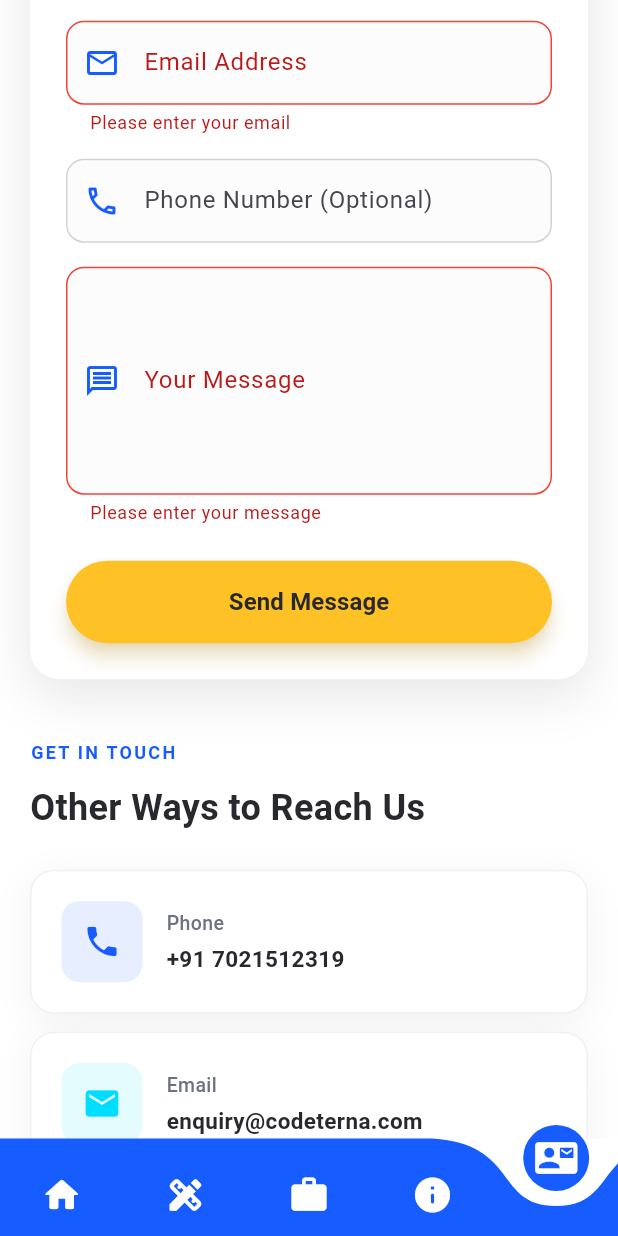
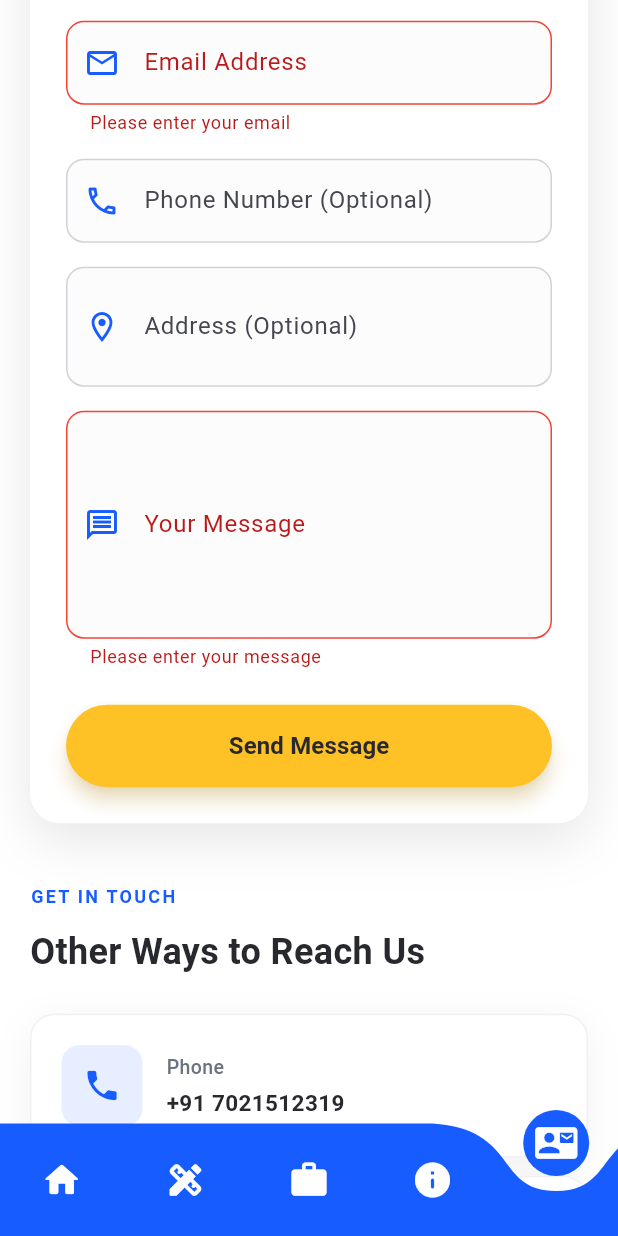
Before and after one commit to vinaymore69/Codeterna-Mobile-App, a Flutter app: the MainScreen screen opened directly, item 5 of the bottom bar chosen, scrolled down 576 dp, after a tap on "Send Message", on a phone screen of 412 x 824 dp. Run offline on Flutter 3.47's test engine with Material 3 defaults, Android fonts, the phone set to English and light mode, and no system bars; drawn by our look-alikes of curved_navigation_bar; our stand-ins replace shared_preferences; accounts and stored records are empty; Roboto replaces fonts that are missing (Poppins).

Commit message:
updated the code of the mobile contact form and in that and also fixed the data fo teh ui design which created the issue of the scrolling in different phone

```diff
--- a/lib/main.dart
+++ b/lib/main.dart
@@ -135,7 +135,7 @@ class _MainScreenState extends State<MainScreen> {
   void _onNavItemTapped(int index) {
     _pageController.animateToPage(
       index,
-      duration: const Duration(milliseconds: 300),
+      duration: const Duration(milliseconds: 200),
       curve: Curves.easeInOutCubic,
     );
   }
@@ -143,16 +143,18 @@ class _MainScreenState extends State<MainScreen> {
   @override
   Widget build(BuildContext context) {
     return Scaffold(
+      extendBody: true,
       body: PageView(
         controller: _pageController,
         onPageChanged: _onPageChanged,
         physics: const BouncingScrollPhysics(),
         children: _pages,
       ),
-      bottomNavigationBar: CurvedNavigationBar(
+      bottomNavigationBar: SafeArea(
+        child: CurvedNavigationBar(
           key: _bottomNavigationKey,
           index: _currentIndex,
-        height: 65.0,
+          height: 75.0,
           items: <Widget>[
             Icon(Icons.home_rounded, size: 28, color: AppColors.white),
             Icon(Icons.design_services_rounded, size: 28, color: AppColors.white),
@@ -164,8 +166,9 @@ class _MainScreenState extends State<MainScreen> {
           buttonBackgroundColor: AppColors.primary,
           backgroundColor: Colors.transparent,
           animationCurve: Curves.easeInOutCubic,
-        animationDuration: const Duration(milliseconds: 400),
+          animationDuration: const Duration(milliseconds: 700),
           onTap: _onNavItemTapped,
+        ),
       ),
     );
   }
--- a/lib/pages/about_page.dart
+++ b/lib/pages/about_page.dart
@@ -43,6 +43,7 @@ class _AboutPageState extends State<AboutPage> with TickerProviderStateMixin {
   Widget build(BuildContext context) {
     return Scaffold(
       body: SingleChildScrollView(
+        padding: const EdgeInsets.only(bottom: 100),
         child: Column(
           children: [
             _buildHeroSection(),
@@ -82,6 +83,8 @@ class _AboutPageState extends State<AboutPage> with TickerProviderStateMixin {
               _buildLogo(),
               const SizedBox(height: 10),
               Expanded(
+                child: SingleChildScrollView(
+                  physics: const BouncingScrollPhysics(),
                   child: FadeTransition(
                     opacity: _fadeAnimation,
                     child: SlideTransition(
@@ -135,6 +138,7 @@ class _AboutPageState extends State<AboutPage> with TickerProviderStateMixin {
                           ),
                         ),
                       ],
+                    ),
                   ),
                 ),
               ),
--- a/lib/pages/contact_page.dart
+++ b/lib/pages/contact_page.dart
@@ -1,3 +1,4 @@
+import 'dart:convert';
 import 'package:flutter/material.dart';
 import 'package:http/http.dart' as http;
 import '../utils/colors.dart';
@@ -14,6 +15,7 @@ class _ContactPageState extends State<ContactPage> with TickerProviderStateMixin
   final _nameController = TextEditingController();
   final _emailController = TextEditingController();
   final _phoneController = TextEditingController();
+  final _addressController = TextEditingController();
   final _messageController = TextEditingController();
 
   late AnimationController _controller;
@@ -57,6 +59,7 @@ class _ContactPageState extends State<ContactPage> with TickerProviderStateMixin
     _nameController.dispose();
     _emailController.dispose();
     _phoneController.dispose();
+    _addressController.dispose();
     _messageController.dispose();
     super.dispose();
   }
@@ -64,31 +67,85 @@ class _ContactPageState extends State<ContactPage> with TickerProviderStateMixin
   Future<void> _submitForm() async {
     if (!_formKey.currentState!.validate()) return;
 
+    // Dismiss keyboard
+    FocusScope.of(context).unfocus();
+
     setState(() => _isLoading = true);
 
     try {
-      // Replace with your actual PHP endpoint URL
-      final response = await http.post(
-        Uri.parse('https://your-domain.com/send_mail.php'),
-        headers: {'Content-Type': 'application/x-www-form-urlencoded'},
-        body: {
-          'name': _nameController.text,
-          'email': _emailController.text,
-          'phone': _phoneController.text,
-          'message': _messageController.text,
+      final url = 'https://codeterna.com/vinay/backend/api/contact.php';
+
+      // Prepare data
+      final data = {
+        'name': _nameController.text.trim(),
+        'email': _emailController.text.trim(),
+        'phone': _phoneController.text.trim(),
+        'address': _addressController.text.trim(),
+        'message': _messageController.text.trim(),
+      };
+
+      print('==================== FORM SUBMISSION ====================');
+      print('URL: $url');
+      print('Data being submitted:');
+      print('  Name: ${data['name']}');
+      print('  Email: ${data['email']}');
+      print('  Phone: ${data['phone']}');
+      print('  Address: ${data['address']}');
+      print('  Message: ${data['message']}');
+      print('========================================================');
+
+      // Try JSON format first (most common for modern APIs)
+      print('\n[Attempt 1] Sending as JSON...');
+      var response = await http.post(
+        Uri.parse(url),
+        headers: {
+          'Content-Type': 'application/json',
+          'Accept': 'application/json',
+        },
+        body: jsonEncode(data),
+      ).timeout(
+        const Duration(seconds: 30),
+        onTimeout: () {
+          print('[ERROR] Request timeout!');
+          throw Exception('Request timeout - please check your internet connection');
         },
       );
 
-      if (response.statusCode == 200) {
-        setState(() {
-          _showSuccess = true;
-          _isLoading = false;
-        });
+      print('[Response] Status Code: ${response.statusCode}');
+      print('[Response] Body: ${response.body}');
+
+      // If JSON fails with 422, try form-encoded format
+      if (response.statusCode == 422) {
+        print('\n[Attempt 2] JSON failed with 422, retrying with form-encoded...');
+        response = await http.post(
+          Uri.parse(url),
+          headers: {
+            'Content-Type': 'application/x-www-form-urlencoded',
+            'Accept': 'application/json',
+          },
+          body: data,
+        ).timeout(const Duration(seconds: 30));
+
+        print('[Response] Status Code: ${response.statusCode}');
+        print('[Response] Body: ${response.body}');
+      }
+
+      if (mounted) {
+        setState(() => _isLoading = false);
+      }
+
+      if (response.statusCode == 200 || response.statusCode == 201) {
+        print('[SUCCESS] Form submitted successfully!');
+        print('========================================================\n');
+        if (mounted) {
+          setState(() => _showSuccess = true);
+        }
 
         // Clear form
         _nameController.clear();
         _emailController.clear();
         _phoneController.clear();
+        _addressController.clear();
         _messageController.clear();
 
         // Hide success message after 3 seconds
@@ -98,15 +155,64 @@ class _ContactPageState extends State<ContactPage> with TickerProviderStateMixin
           }
         });
       } else {
-        throw Exception('Failed to send message');
+        // Parse error message from server response
+        print('[ERROR] Request failed with status ${response.statusCode}');
+        String errorMessage = 'Server error (${response.statusCode})';
+        try {
+          final responseBody = jsonDecode(response.body);
+          print('[ERROR] Parsed JSON response: $responseBody');
+
+          // Check for validation errors with specific field messages
+          if (responseBody['errors'] != null && responseBody['errors'] is Map) {
+            final errors = responseBody['errors'] as Map;
+            // Combine all field-specific errors
+            final errorMessages = errors.values.map((e) => e.toString()).toList();
+            errorMessage = errorMessages.join('\n');
+          } else if (responseBody['message'] != null) {
+            errorMessage = responseBody['message'];
+          } else if (responseBody['error'] != null) {
+            errorMessage = responseBody['error'];
+          }
+        } catch (parseError) {
+          print('[ERROR] Failed to parse response as JSON: $parseError');
+          // If response is not JSON, use the raw body if it's short
+          if (response.body.isNotEmpty && response.body.length < 100) {
+            errorMessage = response.body;
+          }
+        }
+        print('[ERROR] Final error message: $errorMessage');
+        print('========================================================\n');
+        throw Exception(errorMessage);
       }
     } catch (e) {
+      print('[EXCEPTION] Caught exception: $e');
+      print('[EXCEPTION] Exception type: ${e.runtimeType}');
+      print('========================================================\n');
+
+      if (mounted) {
         setState(() => _isLoading = false);
-      if (mounted) {
+
+        String errorMessage = 'Failed to send message';
+        if (e.toString().contains('SocketException') || e.toString().contains('NetworkException')) {
+          errorMessage = 'No internet connection. Please check your network.';
+        } else if (e.toString().contains('timeout')) {
+          errorMessage = 'Request timeout. Please try again.';
+        } else if (e.toString().contains('Exception:')) {
+          errorMessage = e.toString().replaceAll('Exception: ', '');
+        } else {
+          errorMessage = 'Error: ${e.toString()}';
+        }
+
         ScaffoldMessenger.of(context).showSnackBar(
           SnackBar(
-            content: Text('Error: ${e.toString()}'),
+            content: Text(errorMessage),
             backgroundColor: Colors.red,
+            duration: const Duration(seconds: 5),
+            action: SnackBarAction(
+              label: 'RETRY',
+              textColor: Colors.white,
+              onPressed: _submitForm,
+            ),
           ),
         );
       }
@@ -159,6 +265,8 @@ class _ContactPageState extends State<ContactPage> with TickerProviderStateMixin
 
               // Hero Content
               Expanded(
+                child: SingleChildScrollView(
+                  physics: const BouncingScrollPhysics(),
                   child: FadeTransition(
                     opacity: _fadeAnimation,
                     child: SlideTransition(
@@ -278,6 +386,7 @@ class _ContactPageState extends State<ContactPage> with TickerProviderStateMixin
                           },
                         ),
                       ],
+                    ),
                   ),
                 ),
               ),
@@ -405,6 +514,14 @@ class _ContactPageState extends State<ContactPage> with TickerProviderStateMixin
                     ),
                     const SizedBox(height: 16),
                     _buildAnimatedTextField(
+                      controller: _addressController,
+                      label: 'Address (Optional)',
+                      icon: Icons.location_on_outlined,
+                      maxLines: 2,
+                      delay: 250,
+                    ),
+                    const SizedBox(height: 16),
+                    _buildAnimatedTextField(
                       controller: _messageController,
                       label: 'Your Message',
                       icon: Icons.message_outlined,
@@ -413,6 +530,9 @@ class _ContactPageState extends State<ContactPage> with TickerProviderStateMixin
                       validator: (value) {
                         if (value?.isEmpty ?? true) {
                           return 'Please enter your message';
+                        }
+                        if (value!.trim().length < 10) {
+                          return 'Message must be at least 10 characters';
                         }
                         return null;
                       },
--- a/lib/pages/home_page.dart
+++ b/lib/pages/home_page.dart
@@ -69,6 +69,7 @@ class _HomePageState extends State<HomePage> with TickerProviderStateMixin {
   Widget build(BuildContext context) {
     return Scaffold(
       body: SingleChildScrollView(
+        padding: const EdgeInsets.only(bottom: 100),
         child: Column(
           children: [
             _buildHeroSection(),
@@ -107,6 +108,8 @@ class _HomePageState extends State<HomePage> with TickerProviderStateMixin {
               _buildLogo(),
               const SizedBox(height: 40),
               Expanded(
+                child: SingleChildScrollView(
+                  physics: const BouncingScrollPhysics(),
                   child: FadeTransition(
                     opacity: _fadeAnimation,
                     child: SlideTransition(
@@ -126,7 +129,9 @@ class _HomePageState extends State<HomePage> with TickerProviderStateMixin {
                         _buildCheckItem('Empower Your Business with the Latest Tech', 1),
                         const SizedBox(height: 32),
                         _buildAnimatedButton(),
+                        const SizedBox(height: 20), // Extra padding at bottom
                       ],
+                    ),
                   ),
                   ),
                 ),
--- a/lib/pages/projects_page.dart
+++ b/lib/pages/projects_page.dart
@@ -53,6 +53,7 @@ class _ProjectsPageState extends State<ProjectsPage> with TickerProviderStateMix
         child: SafeArea(
           child: SingleChildScrollView(
             physics: const BouncingScrollPhysics(),
+            padding: const EdgeInsets.only(bottom: 100),
             child: Padding(
               padding: const EdgeInsets.all(20.0),
               child: Column(
@@ -288,7 +289,7 @@ class _ProjectsPageState extends State<ProjectsPage> with TickerProviderStateMix
                         padding: const EdgeInsets.all(12.0),
                         child: Column(
                           crossAxisAlignment: CrossAxisAlignment.start,
-                          mainAxisAlignment: MainAxisAlignment.spaceBetween,
+                          mainAxisAlignment: MainAxisAlignment.start,
                           children: [
                             Column(
                               crossAxisAlignment: CrossAxisAlignment.start,
@@ -325,6 +326,7 @@ class _ProjectsPageState extends State<ProjectsPage> with TickerProviderStateMix
                                 ),
                               ],
                             ),
+                            const Spacer(),
                             Row(
                               children: [
                                 Text(
--- a/lib/pages/services_page.dart
+++ b/lib/pages/services_page.dart
@@ -46,6 +46,7 @@ class _ServicesPageState extends State<ServicesPage> with TickerProviderStateMix
   Widget build(BuildContext context) {
     return Scaffold(
       body: SingleChildScrollView(
+        padding: const EdgeInsets.only(bottom: 100),
         child: Column(
           children: [
             _buildHeroSection(),
@@ -83,6 +84,8 @@ class _ServicesPageState extends State<ServicesPage> with TickerProviderStateMix
               _buildLogo(),
               const SizedBox(height: 40),
               Expanded(
+                child: SingleChildScrollView(
+                  physics: const BouncingScrollPhysics(),
                   child: FadeTransition(
                     opacity: _fadeAnimation,
                     child: SlideTransition(
@@ -191,7 +194,9 @@ class _ServicesPageState extends State<ServicesPage> with TickerProviderStateMix
                             );
                           },
                         ),
+                        const SizedBox(height: 20), // Extra padding at bottom
                       ],
+                    ),
                   ),
                 ),
               ),
--- a/pubspec.yaml
+++ b/pubspec.yaml
@@ -36,11 +36,11 @@ dependencies:
   cupertino_icons: ^1.0.8
   curved_navigation_bar: ^1.0.6
   shared_preferences: ^2.2.2
+  http: ^1.1.0
 
 dev_dependencies:
   flutter_test:
     sdk: flutter
-  http: ^1.1.0
   # The "flutter_lints" package below contains a set of recommended lints to
   # encourage good coding practices. The lint set provided by the package is
   # activated in the `analysis_options.yaml` file located at the root of your
```
Also changed, not shown: pubspec.lock, 1 other file. Lines whose indentation alone changed are shown as unchanged.
